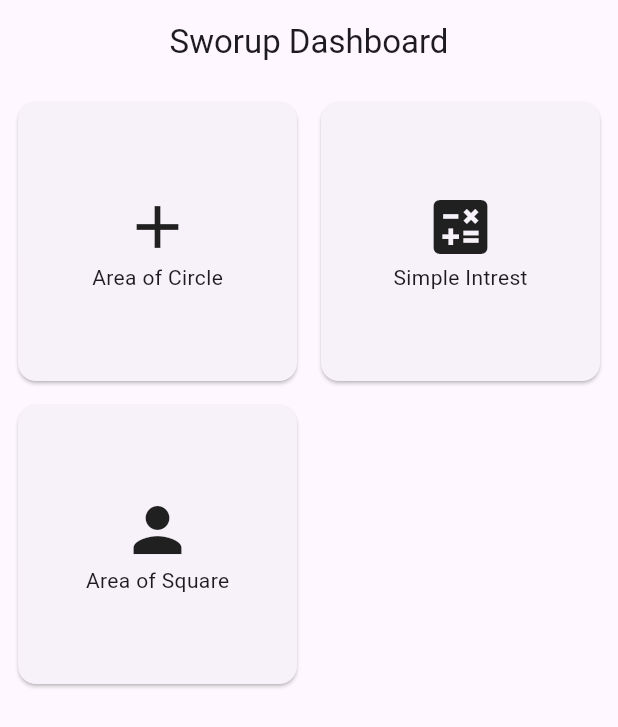
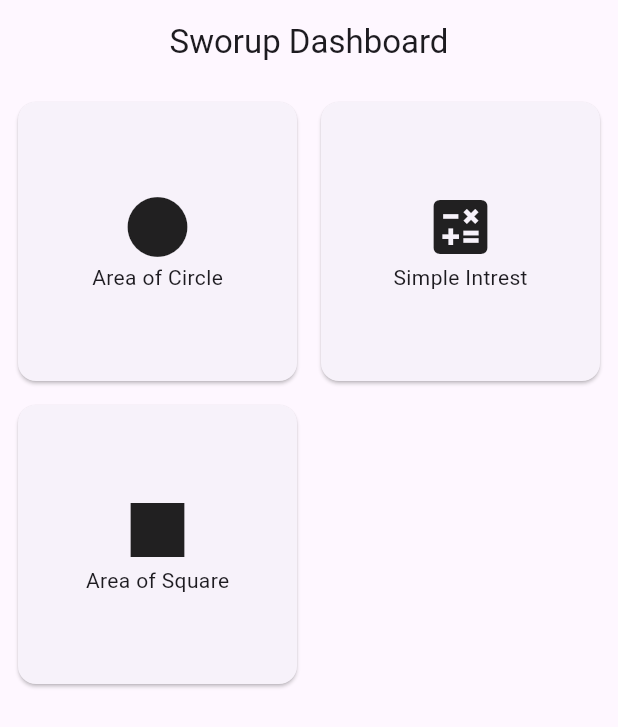
Before and after one commit to SworupTimalsina/class_assignment2, a Flutter app: the screen it shows after launch, on a phone screen of 412 x 824 dp. Shown: the top 727 px of the screen. Run offline on Flutter 3.47's test engine with Material 3 defaults, Android fonts, the phone set to English and light mode, and no system bars; our stand-ins replace flutter_bloc.

Commit message:
dashboard icons

```diff
--- a/lib/view/dashboard_view.dart
+++ b/lib/view/dashboard_view.dart
@@ -28,7 +28,7 @@ class DashboardView extends StatelessWidget {
               child: const Column(
                 mainAxisAlignment: MainAxisAlignment.center,
                 children: <Widget>[
-                  Icon(Icons.add, size: 48),
+                  Icon(Icons.circle, size: 48),
                   Text('Area of Circle'),
                 ],
               ),
@@ -56,7 +56,7 @@ class DashboardView extends StatelessWidget {
               child: const Column(
                 mainAxisAlignment: MainAxisAlignment.center,
                 children: <Widget>[
-                  Icon(Icons.person, size: 48),
+                  Icon(Icons.square, size: 48),
                   Text('Area of Square'),
                 ],
               ),
```
